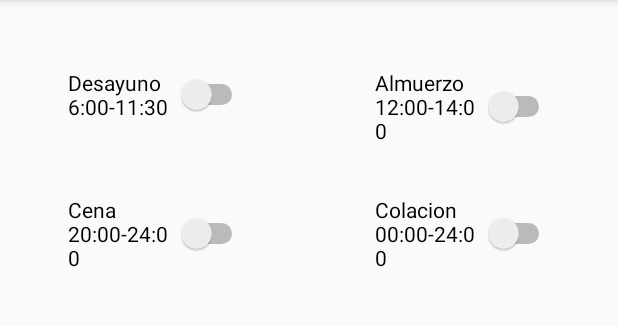
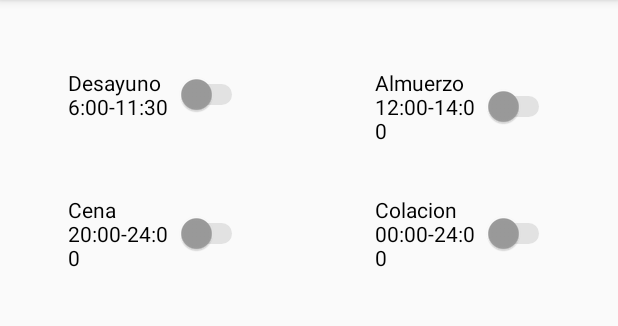
Before and after one commit to brianbayarri/FitVending_Desarrollo, an Android app: the AlimentacionActivity screen opened directly, with no data from a screen before it, on a phone screen of 412 x 824 dp, the part 84-410 px from its top. Run offline under Robolectric (Android 15) with nearby library versions, the phone set to English and light mode, and no system bars.

Commit message:
Se agrego el cambio de color para el On/Off de los Swith de Alimentacion

```diff
--- a/Android/trunk/app/src/main/java/com/example/fitvending/AlimentacionActivity.java
+++ b/Android/trunk/app/src/main/java/com/example/fitvending/AlimentacionActivity.java
@@ -1,13 +1,93 @@
 package com.example.fitvending;
 
+import android.content.res.ColorStateList;
 import android.support.v7.app.AppCompatActivity;
 import android.os.Bundle;
+import android.graphics.Color;
+import android.os.SystemClock;
+import android.support.v7.app.AppCompatActivity;
+import android.os.Bundle;
+import android.view.View;
+import android.view.View.OnClickListener;
+import android.widget.Button;
+import android.widget.Chronometer;
+import android.widget.CompoundButton;
+import android.widget.ImageButton;
+import android.widget.TextView;
+import android.widget.Switch;
 
 public class AlimentacionActivity extends AppCompatActivity {
+
+    public static final int VERDE_REF = Color.rgb(124, 213, 22);
+    public static final int GRIS_REF = Color.rgb(128, 128, 128);
+    Switch sw_desayuno, sw_almuerzo, sw_cena, sw_colacion;
+    Boolean check;
 
     @Override
     protected void onCreate(Bundle savedInstanceState) {
         super.onCreate(savedInstanceState);
         setContentView(R.layout.activity_alimentacion);
+        sw_desayuno=findViewById(R.id.sw_desayuno);
+        sw_almuerzo=findViewById(R.id.sw_almuerzo);
+        sw_cena=findViewById(R.id.sw_cena);
+        sw_colacion=findViewById(R.id.sw_colacion);
+
+        sw_desayuno.setOnCheckedChangeListener(new CompoundButton.OnCheckedChangeListener() {
+            @Override
+            public void onCheckedChanged(CompoundButton compoundButton, boolean on) {
+                if(on) {
+                    sw_desayuno.setThumbTintList(ColorStateList.valueOf(VERDE_REF));
+                    sw_desayuno.setTrackTintList(ColorStateList.valueOf(VERDE_REF));
+                }
+                else {
+                    sw_desayuno.setThumbTintList(ColorStateList.valueOf(GRIS_REF));
+                    sw_desayuno.setTrackTintList(ColorStateList.valueOf(GRIS_REF));
+                }
+            }
+        });
+
+        sw_almuerzo.setOnCheckedChangeListener(new CompoundButton.OnCheckedChangeListener() {
+            @Override
+            public void onCheckedChanged(CompoundButton compoundButton, boolean on) {
+                if(on) {
+                    sw_almuerzo.setThumbTintList(ColorStateList.valueOf(VERDE_REF));
+                    sw_almuerzo.setTrackTintList(ColorStateList.valueOf(VERDE_REF));
+                }
+                else {
+                    sw_almuerzo.setThumbTintList(ColorStateList.valueOf(GRIS_REF));
+                    sw_almuerzo.setTrackTintList(ColorStateList.valueOf(GRIS_REF));
+                }
+            }
+        });
+
+        sw_cena.setOnCheckedChangeListener(new CompoundButton.OnCheckedChangeListener() {
+            @Override
+            public void onCheckedChanged(CompoundButton compoundButton, boolean on) {
+                if(on) {
+                    sw_cena.setThumbTintList(ColorStateList.valueOf(VERDE_REF));
+                    sw_cena.setTrackTintList(ColorStateList.valueOf(VERDE_REF));
+                }
+                else {
+                    sw_cena.setThumbTintList(ColorStateList.valueOf(GRIS_REF));
+                    sw_cena.setTrackTintList(ColorStateList.valueOf(GRIS_REF));
+                }
+            }
+        });
+
+        sw_colacion.setOnCheckedChangeListener(new CompoundButton.OnCheckedChangeListener() {
+            @Override
+            public void onCheckedChanged(CompoundButton compoundButton, boolean on) {
+                if(on) {
+                    sw_colacion.setThumbTintList(ColorStateList.valueOf(VERDE_REF));
+                    sw_colacion.setTrackTintList(ColorStateList.valueOf(VERDE_REF));
+                }
+                else {
+                    sw_colacion.setThumbTintList(ColorStateList.valueOf(GRIS_REF));
+                    sw_colacion.setTrackTintList(ColorStateList.valueOf(GRIS_REF));
+                }
+            }
+        });
     }
+
+
 }
--- a/Android/trunk/app/src/main/res/layout/activity_alimentacion.xml
+++ b/Android/trunk/app/src/main/res/layout/activity_alimentacion.xml
@@ -6,6 +6,7 @@
     android:layout_height="match_parent"
     tools:context=".AlimentacionActivity">
 
+
     <Switch
         android:id="@+id/sw_desayuno"
         android:layout_width="120dp"
@@ -13,26 +14,38 @@
         android:layout_marginVertical="45dp"
         android:layout_marginLeft="45dp"
         android:layout_marginBottom="45dp"
-        android:text="Desayuno 6:00-11:30" />
+        android:text="Desayuno 6:00-11:30"
+        android:thumbTint="#9C9C9C"
+        android:trackTint="#9C9C9C"
+        />
     <Switch
         android:id="@+id/sw_almuerzo"
         android:layout_width="120dp"
         android:layout_height="wrap_content"
         android:layout_marginVertical="45dp"
         android:layout_marginLeft="250dp"
-        android:text="Almuerzo 12:00-14:00" />
+        android:text="Almuerzo 12:00-14:00"
+        android:thumbTint="#9C9C9C"
+        android:trackTint="#9C9C9C"
+        />
     <Switch
         android:id="@+id/sw_cena"
         android:layout_width="120dp"
         android:layout_height="wrap_content"
         android:layout_marginVertical="130dp"
         android:layout_marginLeft="45dp"
-        android:text="Cena 20:00-24:00" />
+        android:text="Cena 20:00-24:00"
+        android:thumbTint="#9C9C9C"
+        android:trackTint="#9C9C9C"
+        />
     <Switch
         android:id="@+id/sw_colacion"
         android:layout_width="120dp"
         android:layout_height="wrap_content"
         android:layout_marginVertical="130dp"
         android:layout_marginLeft="250dp"
-        android:text="Colacion 00:00-24:00" />
+        android:text="Colacion 00:00-24:00"
+        android:thumbTint="#9C9C9C"
+        android:trackTint="#9C9C9C"
+        />
 </RelativeLayout>
```
